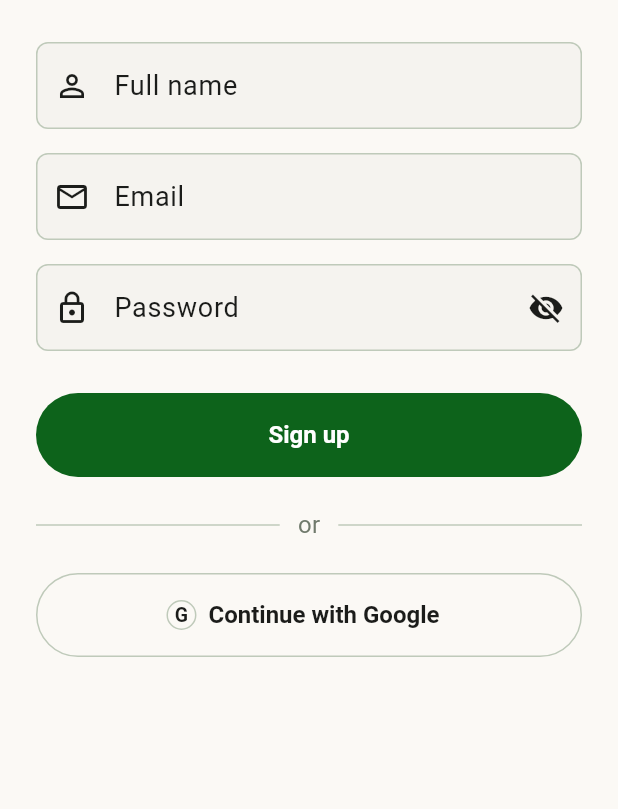
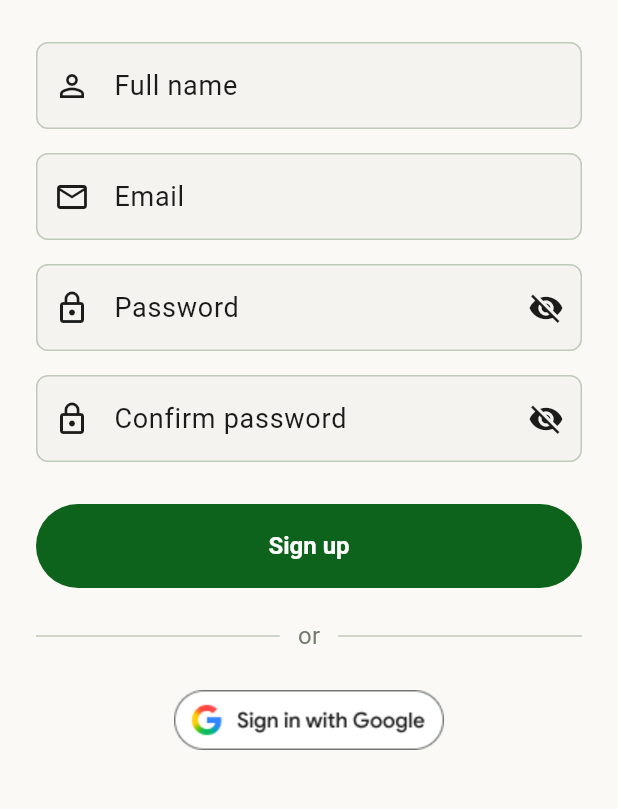
Before and after one commit to Lyazi-Patrick/fama_mobile, a Flutter app: the RegisterScreen screen opened directly, on a phone screen of 412 x 824 dp, the part 222-1031 px from its top. Run offline on Flutter 3.47's test engine with Material 3 defaults, Android fonts, the phone set to English and light mode, and no system bars; our stand-ins replace cached_network_image, dio, flutter_dotenv, flutter_secure_storage, google_fonts, google_sign_in; accounts and stored records are empty; Roboto replaces fonts that are missing (Atkinson Hyperlegible).

Commit message:
feat: add authentication (login, register, forgot password, Google sign-in)

```diff
--- /dev/null
+++ b/lib/features/auth/google_signin_button.dart
@@ -0,0 +1,42 @@
+import 'package:flutter/material.dart';
+
+/// Renders Google's own official "Continue with Google" button asset
+/// (Light theme, pill shape, with text) rather than a hand-built
+/// approximation. Per Google's Sign-In branding guidelines, this asset
+/// should be used as-is -- not recolored, stretched, or recreated --
+/// so this widget just makes it tappable at a comfortable touch-target
+/// size without distorting its aspect ratio.
+///
+/// Source: the official "Sign in with Google" brand asset kit
+/// (Android + Web / Light / Show text=Yes / Shape=Pill).
+class GoogleSignInButton extends StatelessWidget {
+  const GoogleSignInButton({super.key, required this.onPressed, this.enabled = true});
+
+  final VoidCallback onPressed;
+  final bool enabled;
+
+  @override
+  Widget build(BuildContext context) {
+    return Opacity(
+      opacity: enabled ? 1 : 0.5,
+      child: SizedBox(
+        width: double.infinity,
+        height: 48,
+        child: Material(
+          color: Colors.transparent,
+          child: InkWell(
+            borderRadius: BorderRadius.circular(24),
+            onTap: enabled ? onPressed : null,
+            child: Center(
+              child: Image.asset(
+                'assets/images/google_signin_button.png',
+                height: 40,
+                filterQuality: FilterQuality.high,
+              ),
+            ),
+          ),
+        ),
+      ),
+    );
+  }
+}
--- a/lib/features/auth/register_screen.dart
+++ b/lib/features/auth/register_screen.dart
@@ -2,6 +2,7 @@ import 'package:flutter/material.dart';
 import 'package:provider/provider.dart';
 import '../../core/theme/fama_theme.dart';
 import 'auth_provider.dart';
+import 'google_signin_button.dart';
 
 class RegisterScreen extends StatefulWidget {
   const RegisterScreen({super.key});
@@ -14,8 +15,10 @@ class _RegisterScreenState extends State<RegisterScreen> {
   final _nameController = TextEditingController();
   final _emailController = TextEditingController();
   final _passwordController = TextEditingController();
+  final _confirmPasswordController = TextEditingController();
   final _formKey = GlobalKey<FormState>();
   bool _obscurePassword = true;
+  bool _obscureConfirmPassword = true;
 
   @override
   Widget build(BuildContext context) {
@@ -65,6 +68,20 @@ class _RegisterScreenState extends State<RegisterScreen> {
                   ),
                   validator: (v) => (v == null || v.length < 8) ? 'At least 8 characters' : null,
                 ),
+                const SizedBox(height: 16),
+                TextFormField(
+                  controller: _confirmPasswordController,
+                  obscureText: _obscureConfirmPassword,
+                  decoration: InputDecoration(
+                    labelText: 'Confirm password',
+                    prefixIcon: const Icon(Icons.lock_outline),
+                    suffixIcon: IconButton(
+                      icon: Icon(_obscureConfirmPassword ? Icons.visibility_off : Icons.visibility),
+                      onPressed: () => setState(() => _obscureConfirmPassword = !_obscureConfirmPassword),
+                    ),
+                  ),
+                  validator: (v) => (v != _passwordController.text) ? 'Passwords do not match' : null,
+                ),
                 if (auth.errorMessage != null) ...[
                   const SizedBox(height: 16),
                   Container(
@@ -91,7 +108,9 @@ class _RegisterScreenState extends State<RegisterScreen> {
                             email: _emailController.text.trim(),
                             password: _passwordController.text,
                           );
-                          if (ok && mounted) Navigator.of(context).pop();
+                          if (ok && context.mounted) {
+                            Navigator.of(context).popUntil((route) => route.isFirst);
+                          }
                         },
                   child: auth.isLoading
                       ? const SizedBox(
@@ -109,18 +128,14 @@ class _RegisterScreenState extends State<RegisterScreen> {
                   const Expanded(child: Divider(color: FamaColors.outlineVariant)),
                 ]),
                 const SizedBox(height: 20),
-                OutlinedButton.icon(
-                  onPressed: auth.isLoading
-                      ? null
-                      : () => ScaffoldMessenger.of(context).showSnackBar(
-                            const SnackBar(content: Text('Google Sign-In coming soon')),
-                          ),
-                  icon: const _GoogleIcon(),
-                  label: const Text('Continue with Google'),
-                  style: OutlinedButton.styleFrom(
-                    side: const BorderSide(color: FamaColors.outlineVariant, width: 1),
-                    foregroundColor: FamaColors.onBackground,
-                  ),
+                GoogleSignInButton(
+                  enabled: !auth.isLoading,
+                  onPressed: () async {
+                    final ok = await auth.signInWithGoogle();
+                    if (ok && context.mounted) {
+                      Navigator.of(context).popUntil((route) => route.isFirst);
+                    }
+                  },
                 ),
                 const SizedBox(height: 24),
               ],
@@ -131,21 +146,3 @@ class _RegisterScreenState extends State<RegisterScreen> {
     );
   }
 }
-
-class _GoogleIcon extends StatelessWidget {
-  const _GoogleIcon();
-
-  @override
-  Widget build(BuildContext context) {
-    return Container(
-      width: 20,
-      height: 20,
-      alignment: Alignment.center,
-      decoration: BoxDecoration(
-        shape: BoxShape.circle,
-        border: Border.all(color: FamaColors.outlineVariant),
-      ),
-      child: const Text('G', style: TextStyle(fontSize: 13, fontWeight: FontWeight.bold)),
-    );
-  }
-}
--- a/lib/models/user.dart
+++ b/lib/models/user.dart
@@ -19,6 +19,10 @@ class AppUser {
     this.roles = const [],
   });
 
+  bool get isDealer => roles.contains('dealer');
+  bool get isExtensionWorker => roles.contains('extension_worker');
+  bool get isFarmer => roles.contains('farmer') || roles.isEmpty;
+
   factory AppUser.fromJson(Map<String, dynamic> json) {
     return AppUser(
       id: asInt(json['id']),
```
Also changed, not shown: lib/features/auth/auth_provider.dart (+31 -0 lines), lib/features/auth/forgot_password_screen.dart (added, +87 -0 lines), lib/features/auth/login_screen.dart (+23 -38 lines), lib/services/auth_service.dart (+38 -0 lines).
